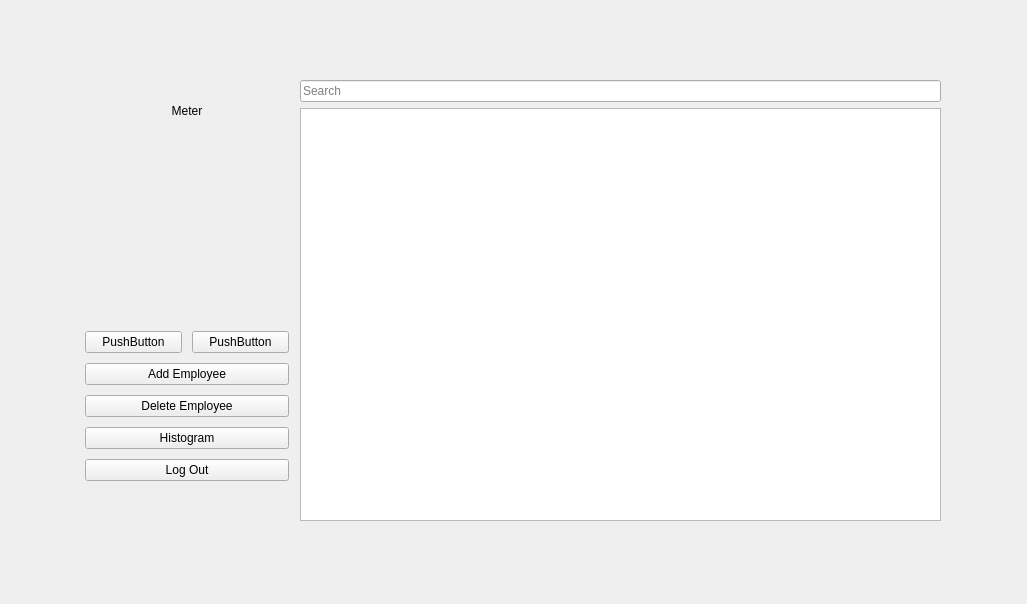
Before: the Qt Designer form src/app/ui/main_window.ui in TIS2023-FMFI/pracovne-instrukcie, drawn with Qt 5.
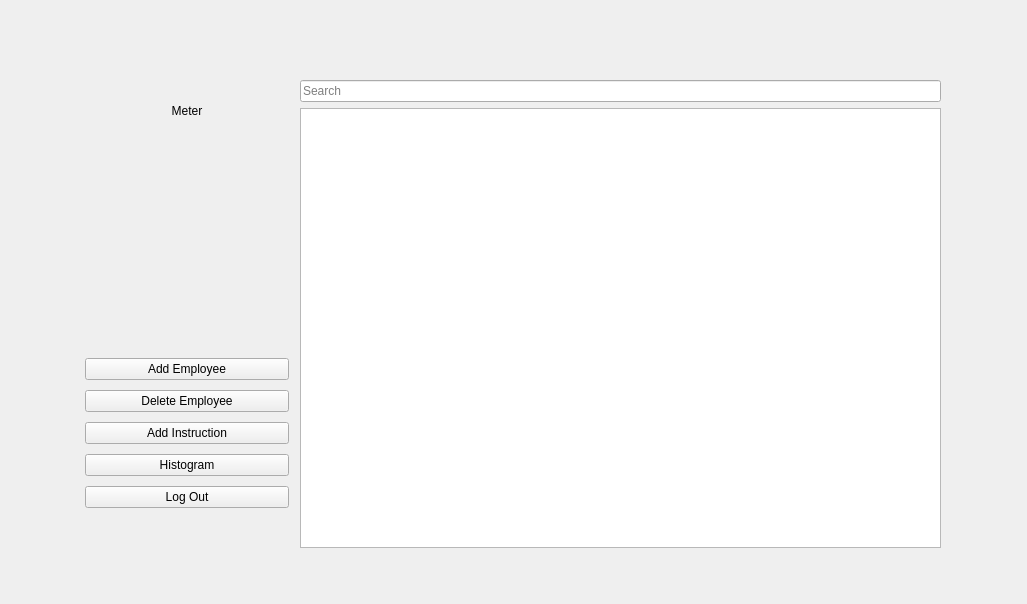
After: the same form once the commit is applied. Icons and pictures are not drawn.

Commit message: create add instruction button

```diff
--- a/src/app/ui/main_window.ui
+++ b/src/app/ui/main_window.ui
@@ -22,7 +22,7 @@
                     <x>0</x>
                     <y>0</y>
                     <width>1021</width>
-                    <height>601</height>
+                    <height>628</height>
                 </rect>
             </property>
             <layout class="QHBoxLayout" name="main" stretch="1,3">
@@ -94,24 +94,6 @@
                                 </property>
                             </spacer>
                         </item>
-                        <item>
-                            <layout class="QHBoxLayout" name="horizontalLayout_2">
-                                <item>
-                                    <widget class="QPushButton" name="pushButton_6">
-                                        <property name="text">
-                                            <string>PushButton</string>
-                                        </property>
-                                    </widget>
-                                </item>
-                                <item>
-                                    <widget class="QPushButton" name="pushButton_5">
-                                        <property name="text">
-                                            <string>PushButton</string>
-                                        </property>
-                                    </widget>
-                                </item>
-                            </layout>
-                        </item>
                         <item>
                             <widget class="QPushButton" name="add_employee_button">
                                 <property name="text">
@@ -126,6 +108,13 @@
                                 </property>
                             </widget>
                         </item>
+                        <item>
+                            <widget class="QPushButton" name="add_instruction_button">
+                                <property name="text">
+                                    <string>Add Instruction</string>
+                                </property>
+                            </widget>
+                        </item>
                         <item>
                             <widget class="QPushButton" name="histogram_button">
                                 <property name="text">
```
